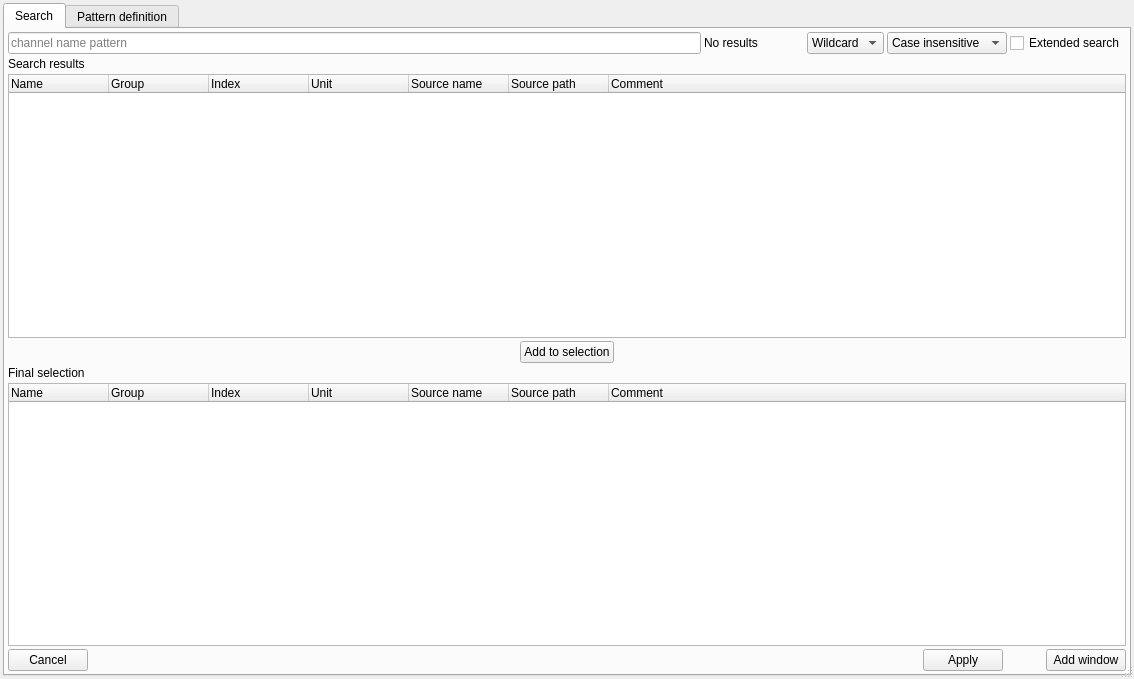
Before: the Qt Designer form src/asammdf/gui/ui/search_dialog.ui in danielhrisca/asammdf, drawn with Qt 5.
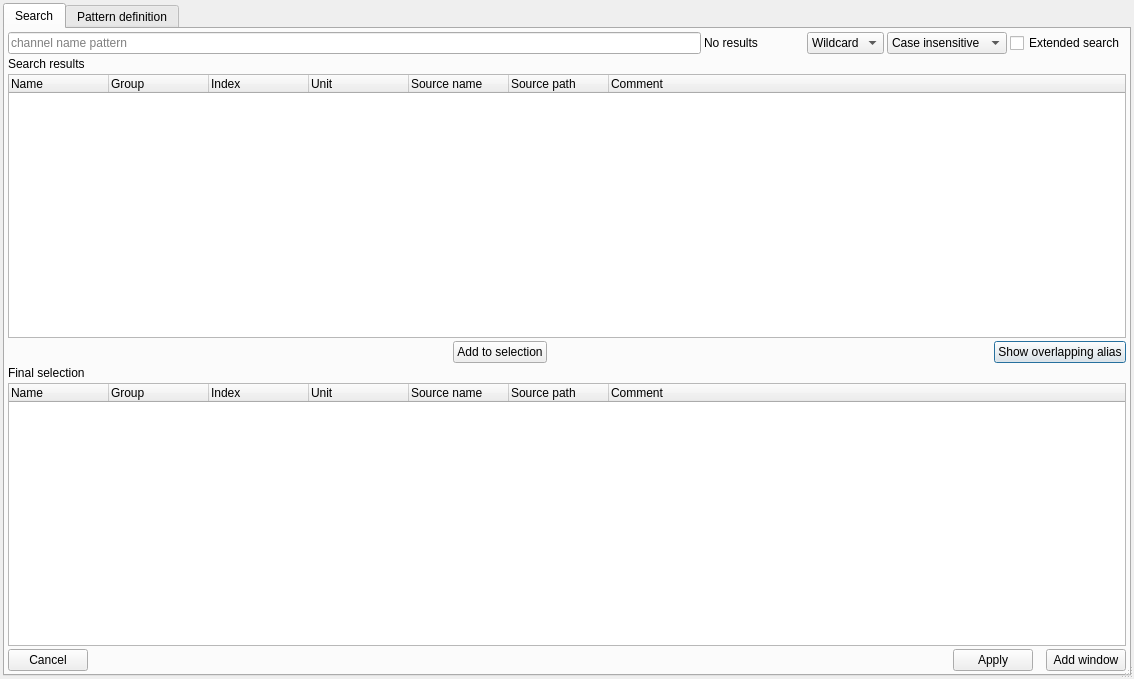
After: the same form once the commit is applied. Icons and pictures are not drawn. Custom widgets are drawn as their Qt base class.

Commit message: add alias button to the search dialog

```diff
--- a/src/asammdf/gui/ui/search_dialog.ui
+++ b/src/asammdf/gui/ui/search_dialog.ui
@@ -295,6 +295,17 @@
            </property>
           </spacer>
          </item>
+         <item>
+          <widget class="QPushButton" name="show_alias_btn">
+           <property name="text">
+            <string>Show overlapping alias</string>
+           </property>
+           <property name="icon">
+            <iconset resource="resource.qrc">
+             <normaloff>:/info.png</normaloff>:/info.png</iconset>
+           </property>
+          </widget>
+         </item>
         </layout>
        </item>
        <item row="6" column="0" colspan="5">
@@ -319,12 +330,12 @@
          <item>
           <spacer name="horizontalSpacer_2">
            <property name="orientation">
-            <enum>Qt::Orientation::Vertical</enum>
+            <enum>Qt::Orientation::Horizontal</enum>
            </property>
            <property name="sizeHint" stdset="0">
             <size>
-             <width>40</width>
-             <height>20</height>
+             <width>20</width>
+             <height>16</height>
             </size>
            </property>
           </spacer>
@@ -346,12 +357,12 @@
          <item>
           <spacer name="horizontalSpacer">
            <property name="orientation">
-            <enum>Qt::Orientation::Vertical</enum>
+            <enum>Qt::Orientation::Horizontal</enum>
            </property>
            <property name="sizeHint" stdset="0">
             <size>
-             <width>40</width>
-             <height>20</height>
+             <width>10</width>
+             <height>16</height>
             </size>
            </property>
           </spacer>
```
Lines whose indentation alone changed are shown as unchanged. The commit also changes 3 other files.
